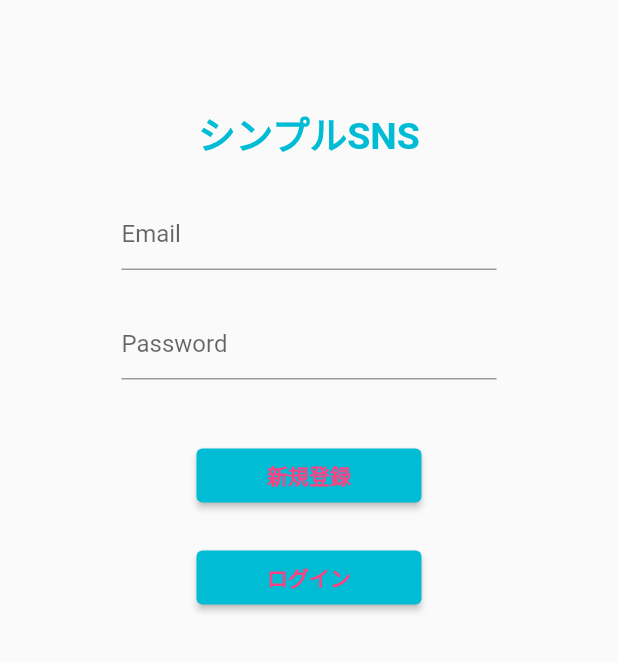
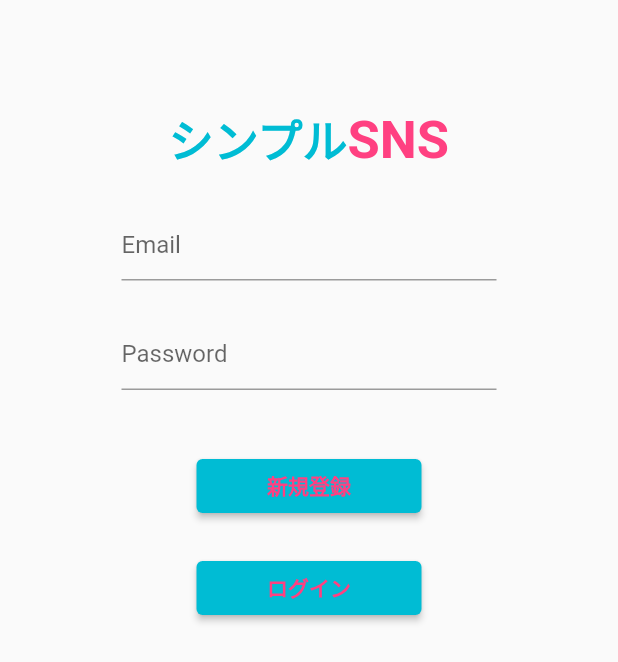
Before and after one commit to tomohiro1024/simpleSNS, a Flutter app: the screen it shows after launch, on a phone screen of 412 x 824 dp. Shown: the top 662 px of the screen. Run offline on Flutter 3.47's test engine with Material 2 defaults, Android fonts, the phone set to English and light mode, and no system bars; our stand-ins replace cloud_firestore, firebase_auth, firebase_core, firebase_storage, image_picker; accounts and stored records are empty.

Commit message:
タイトルUIの変更

```diff
--- a/lib/view/start_up/login_page.dart
+++ b/lib/view/start_up/login_page.dart
@@ -28,13 +28,23 @@ class _LoginPageState extends State<LoginPage> {
                 SizedBox(
                   height: 70,
                 ),
-                Text(
-                  'シンプルSNS',
-                  style: TextStyle(
-                      fontSize: 25,
+                RichText(
+                    text: TextSpan(children: [
+                  TextSpan(
+                      text: 'シンプル',
+                      style: TextStyle(
+                          fontSize: 30,
+                          fontWeight: FontWeight.bold,
+                          color: Colors.cyan)),
+                  TextSpan(
+                    text: 'SNS',
+                    style: TextStyle(
+                      color: Colors.pinkAccent,
+                      fontSize: 35,
                       fontWeight: FontWeight.bold,
-                      color: Colors.cyan),
-                ),
+                    ),
+                  ),
+                ])),
                 Padding(
                   padding: const EdgeInsets.symmetric(vertical: 25.0),
                   child: Container(
```
